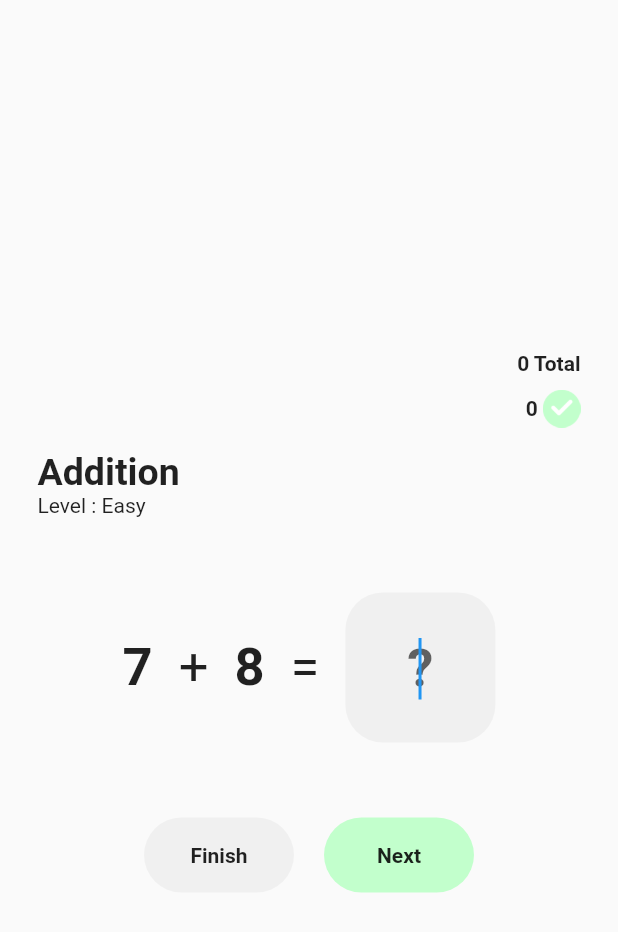
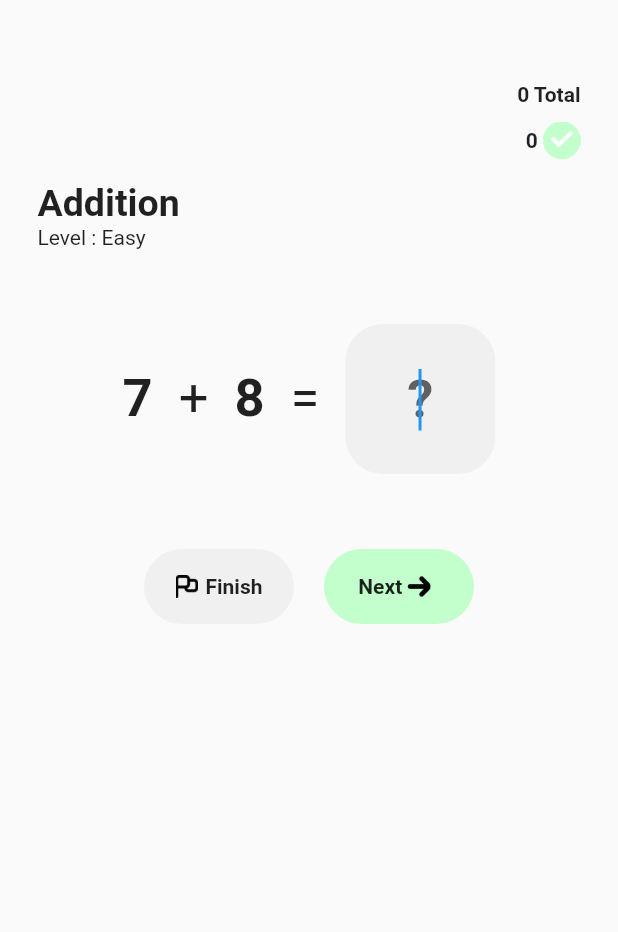
Before and after one commit to Dewhs/CalculTrainer_Flutter, a Flutter app: the screen it shows after launch, after a tap on "Addition", on a phone screen of 412 x 824 dp. Shown: the top 932 px of the screen. Run offline on Flutter 3.47's test engine with Material 2 defaults, Android fonts, the phone set to English and light mode, and no system bars.

Commit message:
alpha v0.31, Add icon on next and finish button

```diff
--- a/calcul_trainer/lib/pages/CalculPage.dart
+++ b/calcul_trainer/lib/pages/CalculPage.dart
@@ -36,11 +36,11 @@ class _CalculPageState extends State<CalculPage> {
   Widget build(BuildContext context) {
     return Scaffold(
       body: Column(
-        mainAxisAlignment: MainAxisAlignment.center,
+        //mainAxisAlignment: MainAxisAlignment.center,
         crossAxisAlignment: CrossAxisAlignment.center,
         children: <Widget>[
           Container(
-            margin: const EdgeInsets.only(left: 25.0, bottom: 10),
+            margin: const EdgeInsets.only(top:50,left: 25.0, bottom: 10,),
             child: Row(
               children: [
                 Expanded(
@@ -107,7 +107,7 @@ class _CalculPageState extends State<CalculPage> {
             children: [
               GestureDetector(
                 child: Container(
-                  margin: const EdgeInsets.only(left: 10,top: 50,right: 10),
+                  margin: const EdgeInsets.only(left: 10, top: 50, right: 10),
                   width: 100,
                   height: 50,
                   decoration: const BoxDecoration(
@@ -117,15 +117,25 @@ class _CalculPageState extends State<CalculPage> {
                   child: Row(
                       crossAxisAlignment: CrossAxisAlignment.center,
                       mainAxisAlignment: MainAxisAlignment.center,
-                      children: const [
-                        Text('Finish',
-                        style: TextStyle(fontWeight: FontWeight.bold),),
+                      children: [
+                        Container(
+                          margin: const EdgeInsets.only(right: 5),
+                          child: Image.asset(
+                          'lib/Icons/finishFlag.png',
+                          width: 15,
+                        ),
+                        ),
+
+                        const Text(
+                          'Finish',
+                          style: TextStyle(fontWeight: FontWeight.bold),
+                        ),
                       ]),
                 ),
               ),
               GestureDetector(
                 child: Container(
-                  margin: const EdgeInsets.only(left: 10,top: 50,right: 10),
+                  margin: const EdgeInsets.only(left: 10, top: 50, right: 10),
                   width: 100,
                   height: 50,
                   decoration: const BoxDecoration(
@@ -135,9 +145,19 @@ class _CalculPageState extends State<CalculPage> {
                   child: Row(
                       crossAxisAlignment: CrossAxisAlignment.center,
                       mainAxisAlignment: MainAxisAlignment.center,
-                      children: const [
-                        Text('Next',
-                        style: TextStyle(fontWeight: FontWeight.bold),),
+                      children: [
+                        const Text(
+                          'Next',
+                          style: TextStyle(fontWeight: FontWeight.bold),
+                        ),
+                        Container(
+                          margin: const EdgeInsets.only(),
+                          child: Image.asset(
+                          'lib/Icons/rightArrow.png',
+                          width: 25,
+                        ),
+                        )
+
                       ]),
                 ),
               )
--- a/calcul_trainer/pubspec.yaml
+++ b/calcul_trainer/pubspec.yaml
@@ -66,6 +66,8 @@ flutter:
     - lib/Icons/rdm.png
     - lib/Icons/Hands_gesture.png
     - lib/Icons/validate.png
+    - lib/Icons/finishFlag.png
+    - lib/Icons/rightArrow.png
   # To add assets to your application, add an assets section, like this:
   # assets:
   #   - images/a_dot_burr.jpeg
```
Also changed, not shown: calcul_trainer/lib/Icons/finishFlag.png (added), calcul_trainer/lib/Icons/rightArrow.png (added).
